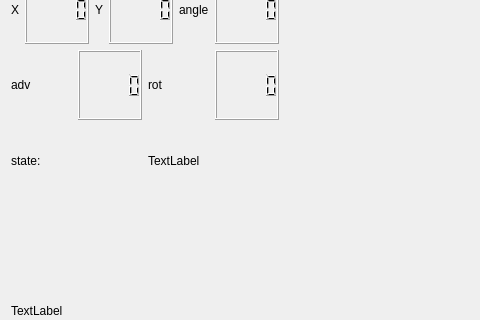
Before: the Qt Designer form actividad3/src/mainUI.ui in 2Fernando2/robomk, drawn with Qt 5; both pictures show x 0 to 480 and y 342 to 662 of the 1224 by 773 pixel window.
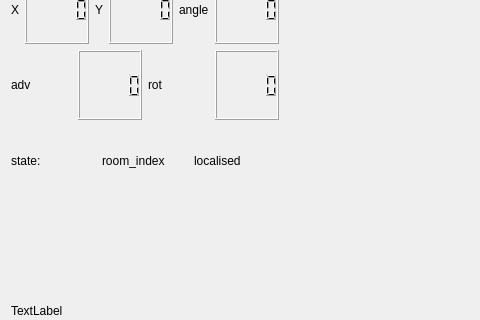
After: the same form once the commit is applied.

What changed in the file:
```diff
--- a/actividad3/src/mainUI.ui
+++ b/actividad3/src/mainUI.ui
@@ -178,7 +178,14 @@
              <item>
               <widget class="QLabel" name="label_state">
                <property name="text">
-                <string>TextLabel</string>
+                <string>room_index</string>
+               </property>
+              </widget>
+             </item>
+             <item>
+              <widget class="QLabel" name="label_localised">
+               <property name="text">
+                <string>localised</string>
                </property>
               </widget>
              </item>
```
